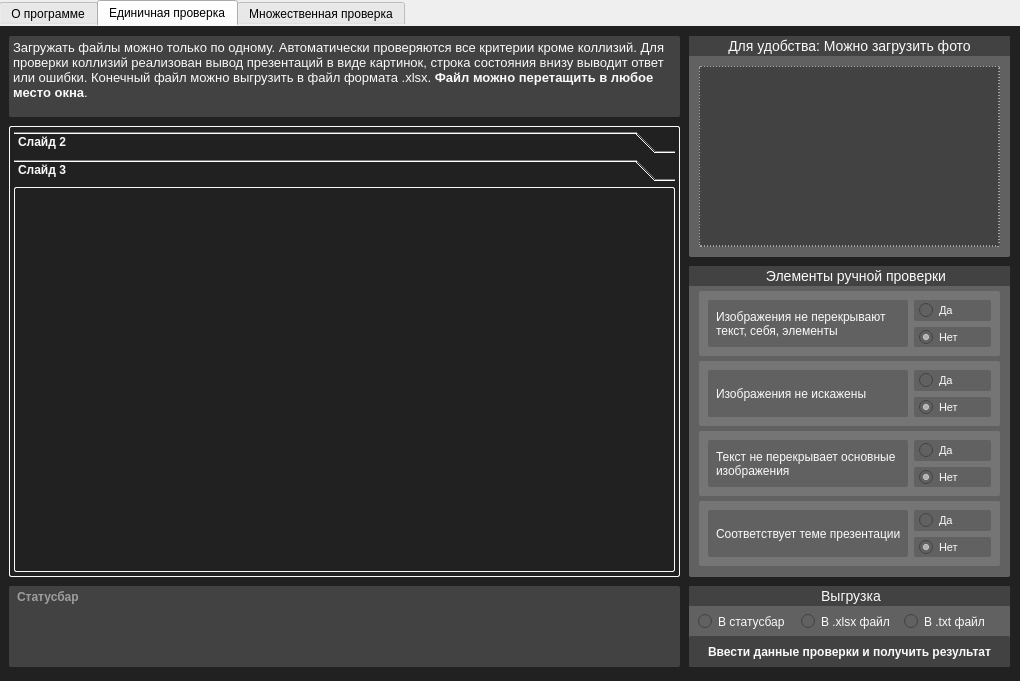
The window that form.ui (mouettxy/pChecker) describes before a commit, drawn with Qt 5.
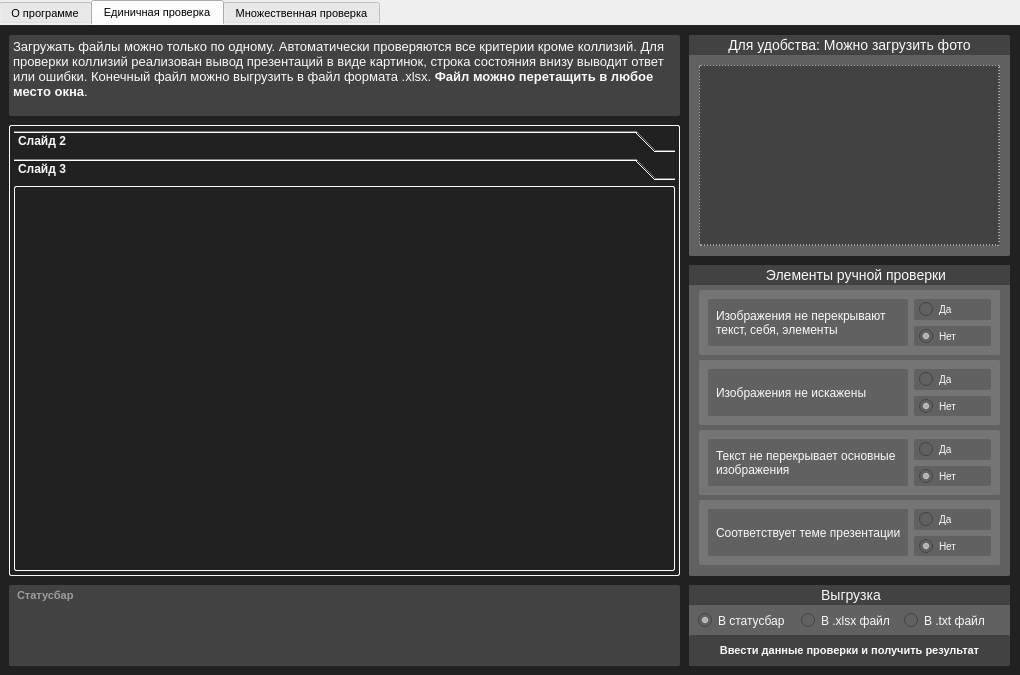
The same window after the commit.

Commit message: Небольшое изменение структуры.

```diff
--- a/form.ui
+++ b/form.ui
@@ -7,9 +7,27 @@
     <x>0</x>
     <y>0</y>
     <width>1020</width>
-    <height>681</height>
+    <height>675</height>
    </rect>
   </property>
+  <property name="sizePolicy">
+   <sizepolicy hsizetype="Fixed" vsizetype="Fixed">
+    <horstretch>0</horstretch>
+    <verstretch>0</verstretch>
+   </sizepolicy>
+  </property>
+  <property name="minimumSize">
+   <size>
+    <width>1020</width>
+    <height>675</height>
+   </size>
+  </property>
+  <property name="maximumSize">
+   <size>
+    <width>1020</width>
+    <height>675</height>
+   </size>
+  </property>
   <property name="windowTitle">
    <string>Проверка задания ОГЭ</string>
   </property>
@@ -38,7 +56,7 @@
     <property name="font">
      <font>
       <family>Arial</family>
-      <pointsize>9</pointsize>
+      <pointsize>8</pointsize>
       <weight>50</weight>
       <bold>false</bold>
      </font>
@@ -116,7 +134,7 @@
       <property name="font">
        <font>
         <family>Arial</family>
-        <pointsize>9</pointsize>
+        <pointsize>8</pointsize>
         <weight>50</weight>
         <bold>false</bold>
        </font>
@@ -132,7 +150,7 @@
        <string>&lt;!DOCTYPE HTML PUBLIC &quot;-//W3C//DTD HTML 4.0//EN&quot; &quot;http://www.w3.org/TR/REC-html40/strict.dtd&quot;&gt;
 &lt;html&gt;&lt;head&gt;&lt;meta name=&quot;qrichtext&quot; content=&quot;1&quot; /&gt;&lt;style type=&quot;text/css&quot;&gt;
 p, li { white-space: pre-wrap; }
-&lt;/style&gt;&lt;/head&gt;&lt;body style=&quot; font-family:'Arial'; font-size:9pt; font-weight:400; font-style:normal;&quot;&gt;
+&lt;/style&gt;&lt;/head&gt;&lt;body style=&quot; font-family:'Arial'; font-size:8pt; font-weight:400; font-style:normal;&quot;&gt;
 &lt;p style=&quot; margin-top:0px; margin-bottom:0px; margin-left:0px; margin-right:0px; -qt-block-indent:0; text-indent:0px;&quot;&gt;&lt;span style=&quot; font-family:'Segoe UI'; font-size:10pt;&quot;&gt;Загружать файлы можно только по одному. Автоматически проверяются все критерии кроме коллизий. Для проверки коллизий реализован вывод презентаций в виде картинок, строка состояния внизу выводит ответ или ошибки. Конечный файл можно выгрузить в файл формата .xlsx. &lt;/span&gt;&lt;span style=&quot; font-family:'Segoe UI'; font-size:10pt; font-weight:600;&quot;&gt;Файл можно перетащить в любое место окна&lt;/span&gt;&lt;span style=&quot; font-family:'Segoe UI'; font-size:10pt;&quot;&gt;.   &lt;/span&gt;&lt;/p&gt;&lt;/body&gt;&lt;/html&gt;</string>
       </property>
      </widget>
@@ -259,6 +277,8 @@
       </property>
       <property name="font">
        <font>
+        <family>Arial</family>
+        <pointsize>8</pointsize>
         <weight>75</weight>
         <bold>true</bold>
        </font>
@@ -270,7 +290,6 @@
 color: #fafafa;
 background-color: #424242;
 border-radius: 2px;
-font-weight: bold;
                             </string>
       </property>
       <property name="placeholderText">
@@ -288,6 +307,8 @@
       </property>
       <property name="font">
        <font>
+        <family>Arial</family>
+        <pointsize>8</pointsize>
         <weight>75</weight>
         <bold>true</bold>
        </font>
@@ -367,7 +388,7 @@
        <property name="font">
         <font>
          <family>Arial</family>
-         <pointsize>9</pointsize>
+         <pointsize>8</pointsize>
          <weight>50</weight>
          <bold>false</bold>
         </font>
@@ -400,7 +421,7 @@
            <string notr="true">color: #FAFAFA;
 border: none;
 background: #616161;
-font-size: 11px;
+font-size: 10px;
 padding: 5px;</string>
           </property>
           <property name="text">
@@ -425,7 +446,7 @@
            <string notr="true">color: #FAFAFA;
 border: none;
 background: #616161;
-font-size: 11px;
+font-size: 10px;
 padding: 5px;</string>
           </property>
           <property name="text">
@@ -499,7 +520,7 @@
        <property name="font">
         <font>
          <family>Arial</family>
-         <pointsize>9</pointsize>
+         <pointsize>8</pointsize>
          <weight>50</weight>
          <bold>false</bold>
         </font>
@@ -532,7 +553,7 @@
            <string notr="true">color: #FAFAFA;
 border: none;
 background: #616161;
-font-size: 11px;
+font-size: 10px;
 padding: 5px;</string>
           </property>
           <property name="text">
@@ -560,7 +581,7 @@
            <string notr="true">color: #FAFAFA;
 border: none;
 background: #616161;
-font-size: 11px;
+font-size: 10px;
 padding: 5px;</string>
           </property>
           <property name="text">
@@ -631,7 +652,7 @@
        <property name="font">
         <font>
          <family>Arial</family>
-         <pointsize>9</pointsize>
+         <pointsize>8</pointsize>
          <weight>50</weight>
          <bold>false</bold>
         </font>
@@ -676,7 +697,7 @@
            <string notr="true">color: #FAFAFA;
 border: none;
 background: #616161;
-font-size: 11px;
+font-size: 10px;
 padding: 5px;</string>
           </property>
           <property name="text">
@@ -716,7 +737,7 @@
            <string notr="true">color: #FAFAFA;
 border: none;
 background: #616161;
-font-size: 11px;
+font-size: 10px;
 padding: 5px;</string>
           </property>
           <property name="text">
@@ -787,7 +808,7 @@
        <property name="font">
         <font>
          <family>Arial</family>
-         <pointsize>9</pointsize>
+         <pointsize>8</pointsize>
          <weight>50</weight>
          <bold>false</bold>
         </font>
@@ -832,7 +853,7 @@
            <string notr="true">color: #FAFAFA;
 border: none;
 background: #616161;
-font-size: 11px;
+font-size: 10px;
 padding: 5px;</string>
           </property>
           <property name="text">
@@ -872,7 +893,7 @@
            <string notr="true">color: #FAFAFA;
 border: none;
 background: #616161;
-font-size: 11px;
+font-size: 10px;
 padding: 5px;</string>
           </property>
           <property name="text">
@@ -971,7 +992,7 @@
        <property name="font">
         <font>
          <family>Arial</family>
-         <pointsize>9</pointsize>
+         <pointsize>8</pointsize>
          <weight>50</weight>
          <bold>false</bold>
         </font>
@@ -1042,6 +1063,9 @@
          <property name="text">
           <string>В статусбар</string>
          </property>
+         <property name="checked">
+          <bool>true</bool>
+         </property>
         </widget>
        </item>
        <item>
```
Left out of the diff: 2 changed lines with no effect on the pictures. The commit also changes 1 other file.
